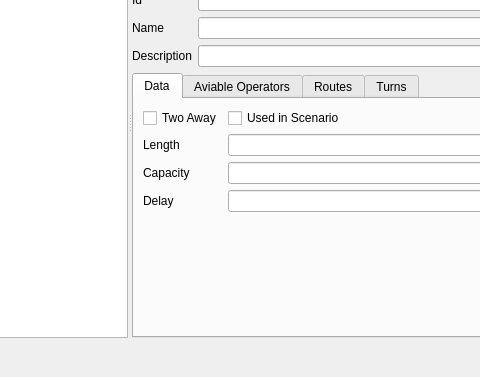
TomasdelaBarra/QTRANUS, file add_link.ui: the form before one commit; both pictures show x 351 to 831 and y 106 to 483 of the 1016 by 483 pixel window.
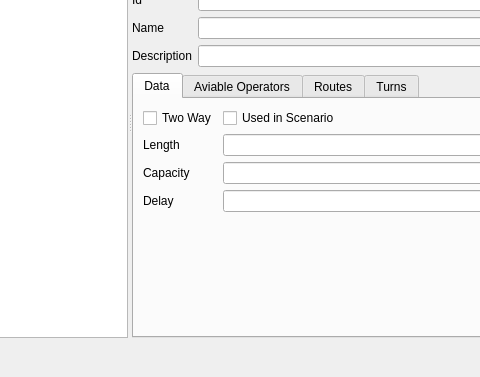
The form after the commit. The open tabs and pages were chosen to show the change.

```diff
--- a/add_link.ui
+++ b/add_link.ui
@@ -110,7 +110,7 @@
                <item row="0" column="0">
                 <widget class="QCheckBox" name="two_away">
                  <property name="text">
-                  <string>Two Away</string>
+                  <string>Two Way</string>
                  </property>
                 </widget>
                </item>
```
Left out of the diff: 2 changed lines with no effect on the pictures.
